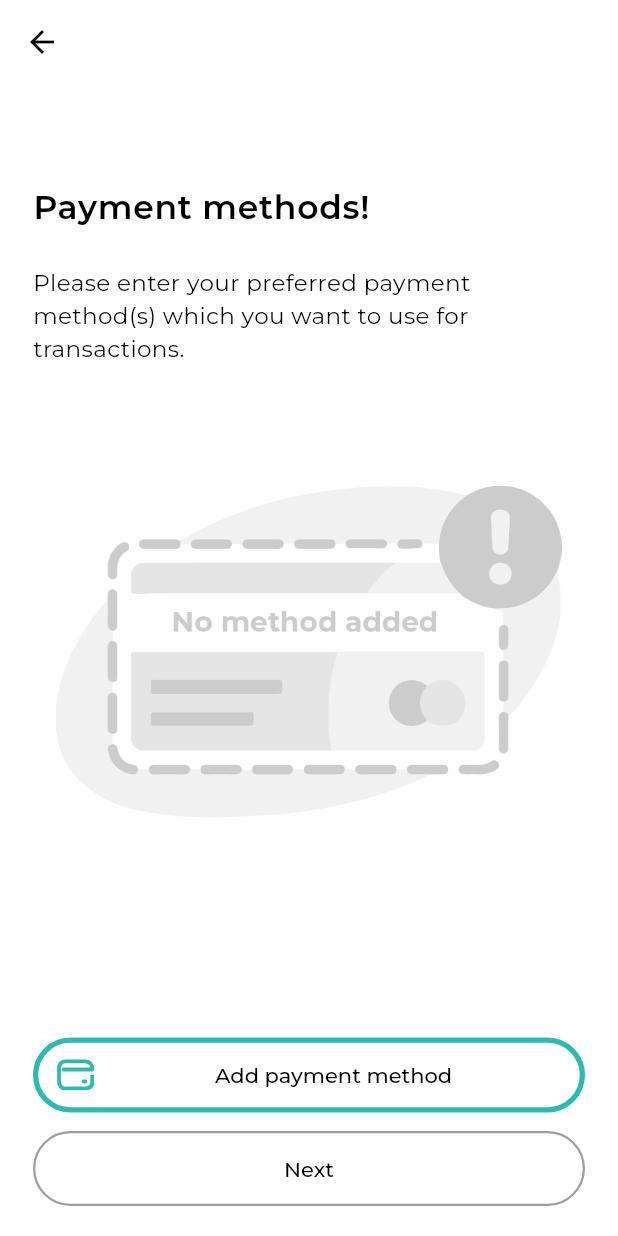
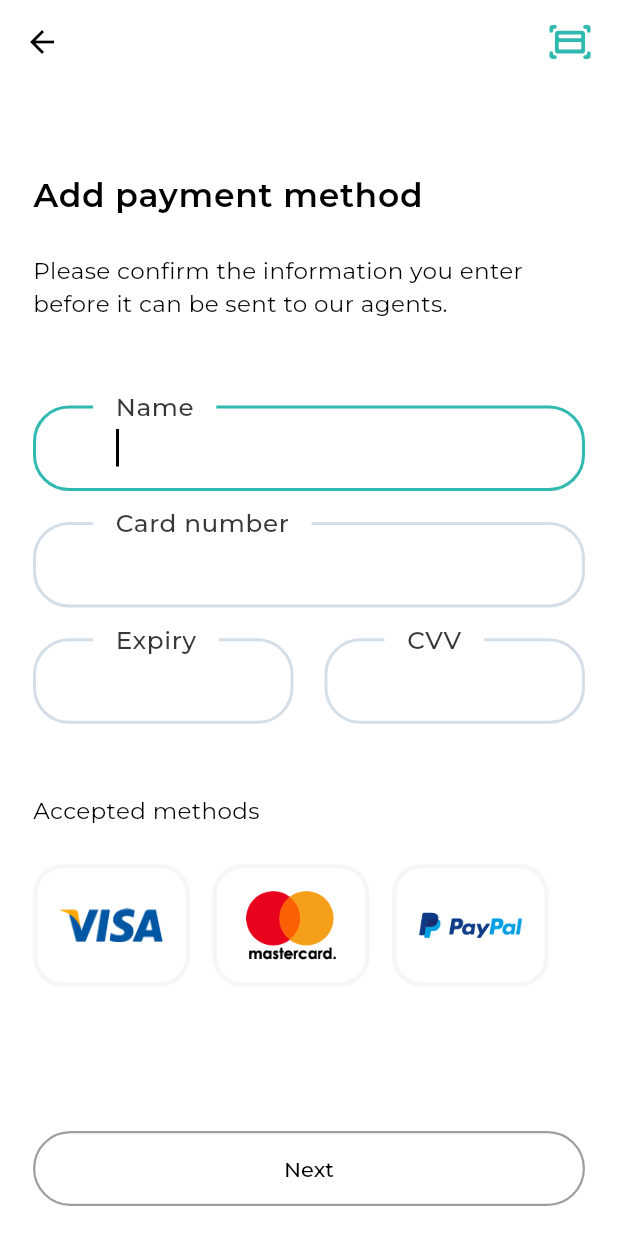
Before and after one commit to TheMirza009/eco-return, a Flutter app: the PaymentMethodKYC screen opened directly, after a tap on "Add payment method", on a phone screen of 412 x 824 dp. Run offline on Flutter 3.47's test engine with Material 3 defaults, Android fonts, the phone set to English and light mode, and no system bars; our stand-ins replace flutter_svg, google_fonts, image_cropper, image_picker; project files that could hold a hidden picture were left out.

Commit message:
Payment method components added, work in progress.

```diff
--- /dev/null
+++ b/lib/core/collections/logo_paths.dart
@@ -0,0 +1,12 @@
+class Logos {
+  // Folder path
+  static const path = "Assets/icons/logos";
+
+  // Icon paths
+  static const visa = "$path/visa1.png";
+  static const paypal  = "$path/paypal.png";
+  static const mastercard = "$path/mastercard_full.png";
+  static const mastercard_dark = "$path/mastercard.png";
+  static const gpay_dark = "$path/gpay_dark.png";
+  static const gpay_light = "$path/gpay_light.png";
+}
--- a/lib/core/theme/theme_constants.dart
+++ b/lib/core/theme/theme_constants.dart
@@ -195,8 +195,8 @@ class ThemeConstants {
 
         inputDecorationTheme:
            InputDecorationTheme(
-            labelStyle: GoogleFonts.montserrat(fontSize: getDynamicFontSize(15), color: lightSubtitle, fontWeight: FontWeight.w400),
-            floatingLabelStyle: GoogleFonts.montserrat(fontSize: getDynamicFontSize(20), color: lightSubtitle, fontWeight: FontWeight.w500),
+            labelStyle: GoogleFonts.montserrat(fontSize: getDynamicFontSize(15), color: lightSubtitle.withAlpha(99), fontWeight: FontWeight.w400),
+            floatingLabelStyle: GoogleFonts.montserrat(fontSize: getDynamicFontSize(20), color: lightSubtitle.withAlpha(200), fontWeight: FontWeight.w500),
             border: OutlineInputBorder(
               borderRadius: BorderRadius.circular(24), // Rounded corners
               borderSide: BorderSide(color: lightBorder, width: fieldBorderWidth), // Grey border
--- a/lib/root/components/login/kyc/dob_screen.dart
+++ b/lib/root/components/login/kyc/dob_screen.dart
@@ -1,7 +1,7 @@
-import 'package:eco_return/core/utilitis/icon_paths.dart';
+import 'package:eco_return/core/collections/icon_paths.dart';
 import 'package:eco_return/core/theme/theme_constants.dart';
-import 'package:eco_return/core/utilitis/illustration_paths.dart';
-import 'package:eco_return/root/components/login/kyc/payment_method.dart';
+import 'package:eco_return/core/collections/illustration_paths.dart';
+import 'package:eco_return/root/components/login/kyc/payment_method_screen.dart';
 import 'package:eco_return/root/components/login/signUp/sign_up.dart';
 import 'package:eco_return/root/widgets/eco_icon.dart';
 import 'package:flutter/cupertino.dart';
--- a/lib/root/components/login/kyc/payment_method.dart
+++ b/lib/root/components/login/kyc/payment_method_screen.dart
@@ -1,7 +1,10 @@
-import 'package:eco_return/core/utilitis/icon_paths.dart';
+import 'package:eco_return/core/collections/icon_paths.dart';
 import 'package:eco_return/core/theme/theme_constants.dart';
-import 'package:eco_return/core/utilitis/illustration_paths.dart';
+import 'package:eco_return/core/collections/illustration_paths.dart';
 import 'package:eco_return/root/components/login/signUp/sign_up.dart';
+import 'package:eco_return/root/components/payment_methods/add_payment_method.dart';
+import 'package:eco_return/root/components/payment_methods/payment_method_list.dart';
+import 'package:eco_return/root/data/models/payment_method_model.dart';
 import 'package:eco_return/root/widgets/eco_icon.dart';
 import 'package:flutter/cupertino.dart';
 import 'package:flutter/material.dart';
@@ -17,6 +20,7 @@ class PaymentMethodKYC extends StatefulWidget {
 
 class _PaymentMethodKYCState extends State<PaymentMethodKYC> {
   String? paymentMethod;
+  List<PaymentMethod> paymentMethods = [];
   @override
   Widget build(BuildContext context) {
     final TextTheme textTheme = Theme.of(context).textTheme;
@@ -41,10 +45,22 @@ class _PaymentMethodKYCState extends State<PaymentMethodKYC> {
             ),
             SizedBox(height: (ThemeConstants.screenHeight * 7) / 100),
 
+            Center(child: TextButton(
+              onPressed: () => Navigator.push(context, CupertinoPageRoute(builder: (_) => PaymentMethodList(paymentMethods: paymentMethods,))),
+              child: Text("Added payment methods: ${paymentMethods.length}", style: GoogleFonts.montserrat(fontWeight: FontWeight.bold),))),
             SizedBox(height: (ThemeConstants.screenHeight * 1.5) / 100),
             Expanded(child: SizedBox(),),
             ElevatedButton(
-              onPressed: () {},
+              onPressed: () {
+                Navigator.push(
+                  context,
+                  CupertinoPageRoute(builder: (_) => AddPaymentMethodScreen(
+                    onPaymentMethodAdded: (method) =>
+                    setState(() {
+                    paymentMethods.add(method);
+                    }),
+                  )));
+              },
               style: ElevatedButton.styleFrom(
                 alignment: Alignment.centerLeft, // Align content to the left
                 padding: EdgeInsets.symmetric(horizontal: 16), // Add padding
--- a/lib/root/components/login/signUp/pin_screen.dart
+++ b/lib/root/components/login/signUp/pin_screen.dart
@@ -11,11 +11,11 @@ class PinScreen extends StatelessWidget {
   @override
   Widget build(BuildContext context) {
     // Create a list of controllers for each OTP field
-    final List<TextEditingController> controllers =
-        List.generate(4, (index) => TextEditingController());
+    final List<TextEditingController> controllers = List.generate(4, (index) => TextEditingController());
 
     // ValueNotifier to track if all fields are filled
     final ValueNotifier<bool> isCompleteNotifier = ValueNotifier(false);
+    String? pin;
 
     return Scaffold(
       resizeToAvoidBottomInset: false,
@@ -75,6 +75,8 @@ class PinScreen extends StatelessWidget {
                             // Your verify logic here
                             Navigator.push(context, CupertinoPageRoute(builder: (_) => NameScreen()));
                             print("Verification Successful");
+                            pin = controllers.map((controller) => controller.text).join('');
+                            print("PIN: $pin");
                           }
                         : null,
                     child: Text(
--- a/lib/root/components/login/signUp/sign_up.dart
+++ b/lib/root/components/login/signUp/sign_up.dart
@@ -1,4 +1,4 @@
-import 'package:eco_return/core/utilitis/icon_paths.dart';
+import 'package:eco_return/core/collections/icon_paths.dart';
 import 'package:eco_return/core/theme/theme_constants.dart';
 import 'package:eco_return/root/components/login/signUp/pin_screen.dart';
 import 'package:eco_return/root/widgets/eco_icon.dart';
--- /dev/null
+++ b/lib/root/components/payment_methods/add_payment_method.dart
@@ -0,0 +1,327 @@
+import 'package:eco_return/core/base/controllers/text_formatting.dart';
+import 'package:eco_return/core/collections/logo_paths.dart';
+import 'package:eco_return/core/theme/theme_constants.dart';
+import 'package:eco_return/core/collections/icon_paths.dart';
+import 'package:eco_return/core/collections/illustration_paths.dart';
+import 'package:eco_return/root/components/login/signUp/sign_up.dart';
+import 'package:eco_return/root/data/models/payment_method_model.dart';
+import 'package:eco_return/root/data/models/payment_type_model.dart';
+import 'package:eco_return/root/widgets/eco_icon.dart';
+import 'package:eco_return/root/widgets/payment_type_widget.dart';
+import 'package:flutter/cupertino.dart';
+import 'package:flutter/material.dart';
+import 'package:flutter/services.dart';
+import 'package:google_fonts/google_fonts.dart';
+
+class AddPaymentMethodScreen extends StatefulWidget {
+  final void Function(PaymentMethod alarm) onPaymentMethodAdded;
+  const AddPaymentMethodScreen({super.key, required this.onPaymentMethodAdded});
+
+  @override
+  State<AddPaymentMethodScreen> createState() => _AddPaymentMethodScreenState();
+}
+
+class _AddPaymentMethodScreenState extends State<AddPaymentMethodScreen> {
+
+    // Declarations
+    bool complete = false;
+    int selectedType = -1;
+    final GlobalKey<FormState> _formKey = GlobalKey<FormState>();
+    final TextEditingController nameController = TextEditingController();
+    final TextEditingController cardNumberController = TextEditingController();
+    final TextEditingController expiryController = TextEditingController();
+    final TextEditingController cvvController = TextEditingController();
+    final List<FocusNode> focusNodes = List.generate(4, (index) => FocusNode());
+    final ValueNotifier<bool> isValid = ValueNotifier<bool>(false);
+
+void _updateValidationState() {
+  isValid.value = _formKey.currentState?.validate() ?? false;
+}
+
+  @override
+  void initState() {
+    super.initState();
+    WidgetsBinding.instance.addPostFrameCallback((_) {
+      Future.delayed(
+          Duration(milliseconds: 700), () => focusNodes[0].requestFocus());
+    });
+
+    // Tick Icon Listeners
+    // nameController.addListener(() => _updateValidationState());
+    // cardNumberController.addListener(() => _updateValidationState());
+    // expiryController.addListener(() => _updateValidationState());
+    // cvvController.addListener(() => _updateValidationState());
+
+    // isValid.addListener(() {
+    //   if (complete) {setState(() {});}
+    // });
+  }
+
+  @override
+  Widget build(BuildContext context) {
+
+    if (nameController.text.isNotEmpty
+        && cardNumberController.text.isNotEmpty
+        && expiryController.text.isNotEmpty
+        && cvvController.text.isNotEmpty
+        && selectedType != -1) {
+          complete = true;
+    }
+
+    return Scaffold(
+      resizeToAvoidBottomInset: false,
+      appBar: AppBar(
+        actions: [
+          Padding(
+            padding: const EdgeInsets.all(8.0),
+            child: IconButton(
+              onPressed: () => print("Scan"),
+              icon: EcoIcon(path: IconPaths.stroke_scan, size: ThemeConstants.iconSize + 3)),
+          )
+        ],
+      ),
+      body: Padding(
+        padding: const EdgeInsets.symmetric(horizontal: 22.0),
+        child: Form(
+          key: _formKey,
+          child: Column(
+            crossAxisAlignment: CrossAxisAlignment.start,
+            children: [
+              SizedBox(height: (ThemeConstants.screenHeight * 7) / 100),
+              Text("Add payment method", style: Theme.of(context).textTheme.bodyLarge),
+              const Text(
+                "\nPlease confirm the information you enter before it can be sent to our agents.",
+              ),
+              SizedBox(height: (ThemeConstants.screenHeight * 7) / 100),
+
+             /// Name Field
+            TextFormField(
+              controller: nameController,
+              focusNode: focusNodes[0],
+              textInputAction: TextInputAction.next,
+              decoration: InputDecoration(
+                label: Text("Name"),
+                floatingLabelBehavior: FloatingLabelBehavior.always,
+              ),
+              style: GoogleFonts.montserrat(
+                fontSize: ThemeConstants.getDynamicFontSize(15),
+                color: ThemeConstants.lightSubtitle,
+                fontWeight: FontWeight.w500,
+              ),
+              validator: (value) {
+                if (value == null || value.trim().isEmpty) {
+                  return "Name cannot be empty.";
+                } else if (value.trim().length < 3) {
+                  return "Name must be atleast 3 charaters long.";
+                }
+                return null;
+              },
+            ),
+            SizedBox(height: (ThemeConstants.screenHeight * 2.5) / 100),
+
+              /// Card Number Field
+              TextFormField(
+                controller: cardNumberController,
+                focusNode: focusNodes[1],
+                textInputAction: TextInputAction.next,
+                keyboardType: TextInputType.number,
+                inputFormatters: [
+                  FilteringTextInputFormatter.digitsOnly,
+                  LengthLimitingTextInputFormatter(19), // 16 digits + 3 spaces.
+                  TextFormatting.formatCardNumber,
+                ],
+                decoration: InputDecoration(
+                  label: Text("Card number"),
+                  floatingLabelBehavior: FloatingLabelBehavior.always,
+                ),
+                style: GoogleFonts.montserrat(
+                  fontSize: ThemeConstants.getDynamicFontSize(15),
+                  color: ThemeConstants.lightSubtitle,
+                  fontWeight: FontWeight.w500,
+                ),
+                validator: (value) {
+                  final cleanedValue = value?.replaceAll(RegExp(r'\s+'), '') ?? '';
+                  if (cleanedValue.isEmpty) {
+                    return "Card number cannot be empty.";
+                  }
+                  if (cleanedValue.length < 16) {
+                    return "Card number must be at least 16 digits.";
+                  }
+                  return null;
+                },
+              ),
+              SizedBox(height: (ThemeConstants.screenHeight * 2.5) / 100),
+
+              /// Two-Field ROW
+              Row(
+                children: [
+                  Expanded(
+
+                    /// Expiry Field (Format: MM/YY)
+                    child: TextFormField(
+                    controller: expiryController,
+                    focusNode: focusNodes[2],
+                    textInputAction: TextInputAction.next,
+                    keyboardType: TextInputType.number,
+                    inputFormatters: [
+                      FilteringTextInputFormatter.digitsOnly,
+                      LengthLimitingTextInputFormatter(5), // MM/YY format.
+                      TextFormatting.simpleExpiryFormatter,
+                    ],
+                    decoration: InputDecoration(
+                      label: Text("Expiry"),
+                      floatingLabelBehavior: FloatingLabelBehavior.always,
+                    ),
+                    style: GoogleFonts.montserrat(
+                      fontSize: ThemeConstants.getDynamicFontSize(15),
+                      color: ThemeConstants.lightSubtitle,
+                      fontWeight: FontWeight.w500,
+                    ),
+                    validator: (value) {
+                      final cleanedValue = value?.replaceAll(RegExp(r'\D'), '') ?? '';
+                      if (cleanedValue.isEmpty) {
+                        return "Expiry cannot be empty.";
+                      }
+                      if (cleanedValue.length < 4) {
+                        return "Incorrect format\n(MM/YY).";
+                      }
+                      return null;
+                    },
+                  ),
+                  ),
+
+                  SizedBox(width: (ThemeConstants.screenHeight * 2.5) / 100),
+                  Expanded(
+
+                    /// CVV Field
+                    child: TextFormField(
+                    controller: cvvController,
+                    focusNode: focusNodes[3],
+                    textInputAction: TextInputAction.done,
+                    keyboardType: TextInputType.number,
+                    inputFormatters: [
+                      FilteringTextInputFormatter.digitsOnly,
+                      LengthLimitingTextInputFormatter(4), // Maximum 4 digits.
+                    ],
+                    decoration: InputDecoration(
+                      label: Text("CVV"),
+                      floatingLabelBehavior: FloatingLabelBehavior.always,
+                    ),
+                    style: GoogleFonts.montserrat(
+                      fontSize: ThemeConstants.getDynamicFontSize(15),
+                      color: ThemeConstants.lightSubtitle,
+                      fontWeight: FontWeight.w500,
+                    ),
+                    validator: (value) {
+                      if (value == null || value.trim().isEmpty) {
+                        return "Cannot be empty.";
+                      }
+                      if (value.length < 3) {
+                        return "3 digits minimum.";
+                      }
+                      return null;
+                    },
+                  ),
+                  ),
+                ],
+              ),
+              SizedBox(height: (ThemeConstants.screenHeight * 3) / 100),
+              const Text("\nAccepted methods"),
+              SizedBox(height: (ThemeConstants.screenHeight * 3) / 100),
+
+              /// Payment Type Row
+              Row(
+                children: [
+                  PaymentTypeWidget(
+                    logoPath: Logos.visa,
+                    selected: selectedType == 0,
+                    onTap: () => setState(() { selectedType = 0; }),
+                  ),
+                  const SizedBox(width: 15),
+                  PaymentTypeWidget(
+                    logoPath: Logos.mastercard,
+                    selected: selectedType == 1,
+                    onTap: () => setState(() { selectedType = 1; }),
+                  ),
+                  const SizedBox(width: 15),
+                  PaymentTypeWidget(
+                    logoPath: Logos.paypal,
+                    selected: selectedType == 2,
+                    onTap: () => setState(() { selectedType = 2; }),
+                  ),
+                ],
+              ),
+              Expanded(child: SizedBox.shrink()),
+              Padding(
+                padding: const EdgeInsets.only(bottom: 20.0),
+                child: ElevatedButton(
+                  onPressed: () {
+                    _updateValidationState();
+
+                    // Trigger form validation and display error messages
+                    if (_formKey.currentState?.validate() ?? false) {
+                      PaymentMethod newMethod = PaymentMethod(
+                        name: nameController.text,
+                        cardNumber: cardNumberController.text.replaceAll(" ", ""),
+                        expiry: expiryController.text,
+                        cvv: cvvController.text,
+                        method: PaymentType(selectedType),
+                      );
+                      widget.onPaymentMethodAdded(newMethod);
+
+                      // ScaffoldMessenger.of(context).showSnackBar(
+                      //   SnackBar(content: Text("Form submitted successfully!")),
+                      // );
+                      Future.delayed(Duration(milliseconds: 500), () => Navigator.pop(context));
+
+                    } else {
+                      // Ensure complete gets updated for enabling/disabling the button
+                      setState(() {
+                        complete = false;
+                      });
+                    }
+                  },
+                  style: ButtonStyle(
+                    backgroundColor: WidgetStateProperty.resolveWith<Color>((states) => Colors.transparent ),
+                    side: WidgetStateProperty.resolveWith<BorderSide?>((states) {
+                      if (!complete) {
+                        return const BorderSide(
+                            color: Colors.grey, width: 1.5); // Grey border
+                      }
+                      return null; // Default style
+                    }),
+                  ),
+                  child: // Update your button widget
+                  ValueListenableBuilder<bool>(
+                    valueListenable: isValid,
+                    builder: (context, valid, _) {
+                      return valid
+                          ? Row(
+                              mainAxisAlignment: MainAxisAlignment.center,
+                              children: [
+                                Text(
+                                  "Next",
+                                  style: GoogleFonts.montserrat(fontWeight: FontWeight.w500),
+                                ),
+                                Icon(
+                                  CupertinoIcons.check_mark,
+                                  color: ThemeConstants.ecoGreen,
+                                  weight: 1000,
+                                ),
+                              ],
+                            )
+                          : Text(
+                              "Next",
+                              style: GoogleFonts.montserrat(fontWeight: FontWeight.w500),
+                            );
+                    },
+                  ),
+                ),
+              ),
+            ],
+          ),
+        ),
+      ),
+    );
+  }
+}
--- /dev/null
+++ b/lib/root/data/models/payment_method_model.dart
@@ -0,0 +1,39 @@
+import 'package:eco_return/root/data/models/payment_type_model.dart';
+
+class PaymentMethod {
+  final String name;
+  final String cardNumber;
+  final String expiry;
+  final String cvv;
+  final PaymentType method;
+
+  const PaymentMethod({
+    required this.name,
+    required this.cardNumber,
+    required this.expiry,
+    required this.cvv,
+    required this.method,
+  });
+
+  // Factory method to create an instance from JSON
+  factory PaymentMethod.fromJson(Map<String, dynamic> json) {
+    return PaymentMethod(
+      name: json['name'] as String,
+      cardNumber: json['cardNumber'] as String,
+      expiry: json['expiry'] as String,
+      cvv: json['cvv'] as String,
+      method: json['method'] as PaymentType,
+    );
+  }
+
+  // Method to convert the instance to JSON
+  Map<String, dynamic> toJson() {
+    return {
+      'name': name,
+      'cardNumber': cardNumber,
+      'expiry': expiry,
+      'cvv': cvv,
+      'method': method,
+    };
+  }
+}
--- /dev/null
+++ b/lib/root/data/models/payment_type_model.dart
@@ -0,0 +1,21 @@
+import 'package:eco_return/core/collections/logo_paths.dart';
+
+class PaymentType {
+  final String name;
+  final String logo;
+
+  PaymentType._internal(this.name, this.logo);
+
+  static final _methods = {
+    0: PaymentType._internal("visa", Logos.visa),
+    1: PaymentType._internal("mastercard", Logos.mastercard_dark),
+    2: PaymentType._internal("paypal", Logos.paypal),
+  };
+
+  factory PaymentType(int selection) {
+    if (!_methods.containsKey(selection)) {
+      throw ArgumentError("Invalid selection");
+    }
+    return _methods[selection]!;
+  }
+}
--- /dev/null
+++ b/lib/root/widgets/payment_type_widget.dart
@@ -0,0 +1,47 @@
+import 'package:eco_return/core/theme/theme_constants.dart';
+import 'package:flutter/material.dart';
+
+class PaymentTypeWidget extends StatelessWidget {
+  final String logoPath;
+  final bool selected;
+  final double? width;
+  final Color activeColor;
+  final Color inactiveColor;
+  final VoidCallback? onTap;
+
+  const PaymentTypeWidget({
+    Key? key,
+    required this.logoPath,
+    this.width,
+    this.selected = false,
+    this.activeColor = ThemeConstants.ecoGreen,
+    this.inactiveColor = const Color.fromARGB(24, 158, 158, 158),
+    this.onTap,
+  }) : super(key: key);
+
+  @override
+  Widget build(BuildContext context) {
+    final double finalWidth = width ?? ThemeConstants.screenWidth / 6;
+
+    return GestureDetector(
+      onTap: onTap,
+      child: AnimatedContainer(
+        duration: const Duration(milliseconds: 300),
+        curve: Curves.easeInOut,
+        padding: const EdgeInsets.all(15),
+        decoration: BoxDecoration(
+          borderRadius: BorderRadius.circular(20),
+          border: Border.all(
+            color: selected ? activeColor : inactiveColor,
+            width: 3,
+          ),
+        ),
+        child: Image.asset(
+          logoPath,
+          width: finalWidth,
+          height: ThemeConstants.screenWidth / 9,
+        ),
+      ),
+    );
+  }
+}
```
Also changed, not shown: lib/core/base/controllers/text_formatting.dart (added, +40 -0 lines), lib/root/components/login/kyc/name_screen.dart (+10 -3 lines), lib/root/components/login/sign_in.dart (+15 -2 lines), lib/root/components/payment_methods/payment_method_list.dart (added, +47 -0 lines), lib/root/widgets/bank_card_widget.dart (added, +44 -0 lines), lib/core/collections/icon_paths.dart (renamed from lib/core/utilitis/icon_paths.dart), lib/core/collections/illustration_paths.dart (renamed from lib/core/utilitis/illustration_paths.dart).
